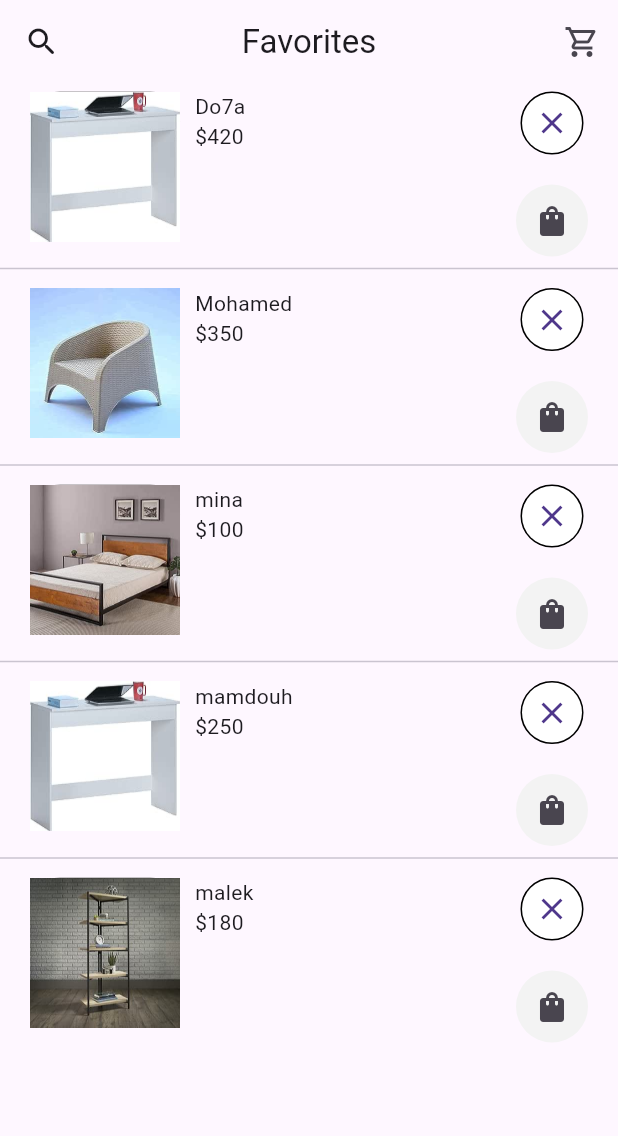
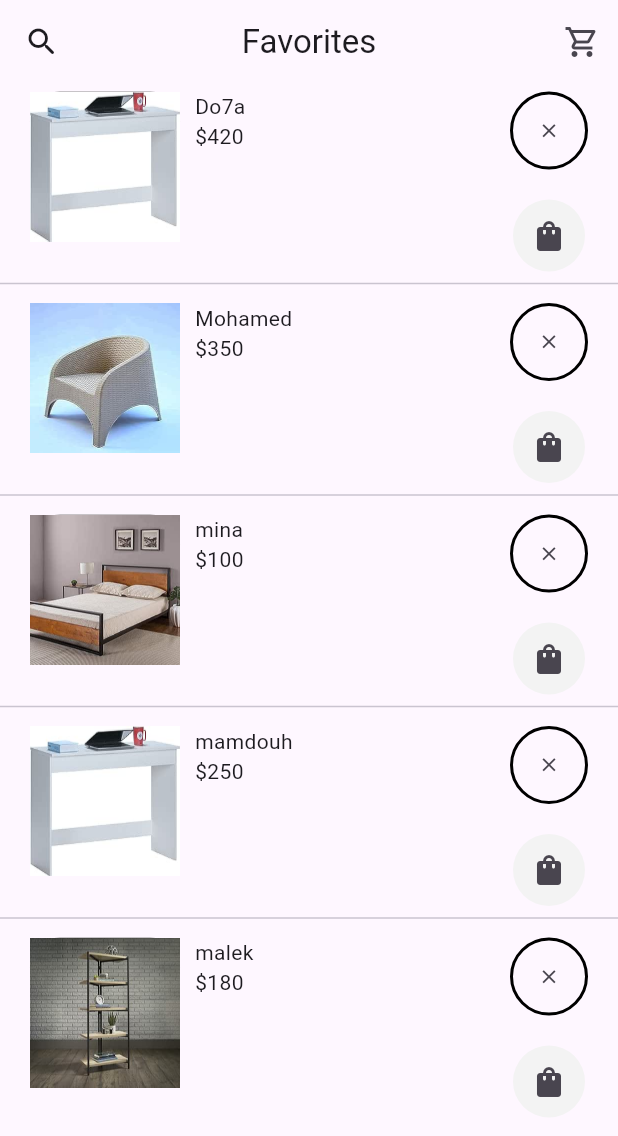
Before and after one commit to Do7a193/login, a Flutter app: the Products screen opened directly, on a phone screen of 412 x 824 dp. Shown: the top 1136 px of the screen. Run offline on Flutter 3.47's test engine with Material 3 defaults, Android fonts, the phone set to English and light mode, and no system bars.

```diff
--- a/lib/main.dart
+++ b/lib/main.dart
@@ -12,6 +12,6 @@ class MainApp extends StatelessWidget {
 
   @override
   Widget build(BuildContext context) {
-    return MaterialApp(home: Products());
+    return MaterialApp(home: SignUp());
   }
 }
--- a/lib/products.dart
+++ b/lib/products.dart
@@ -57,14 +57,12 @@ class Products extends StatelessWidget {
                                 Container(
                                   decoration: BoxDecoration(
                                       shape: BoxShape.circle,
-                                      border: Border.all(color: AppColor.Black),
-                                      color: AppColor.Black),
-                                  child: CircleAvatar(
-                                    radius: 20,
-                                    backgroundColor: AppColor.white,
-                                    child: IconButton(
-                                        onPressed: () {},
-                                        icon: Icon(Icons.close)),
+                                      border: Border.all(
+                                          width: 2, color: Colors.black)),
+                                  child: IconButton(
+                                    onPressed: () {},
+                                    icon: Icon(Icons.close),
+                                    iconSize: 15,
                                   ),
                                 )
                               ],
```
Also changed, not shown: lib/login_page.dart (+8 -1 lines), lib/sign_up.dart (+8 -1 lines).
